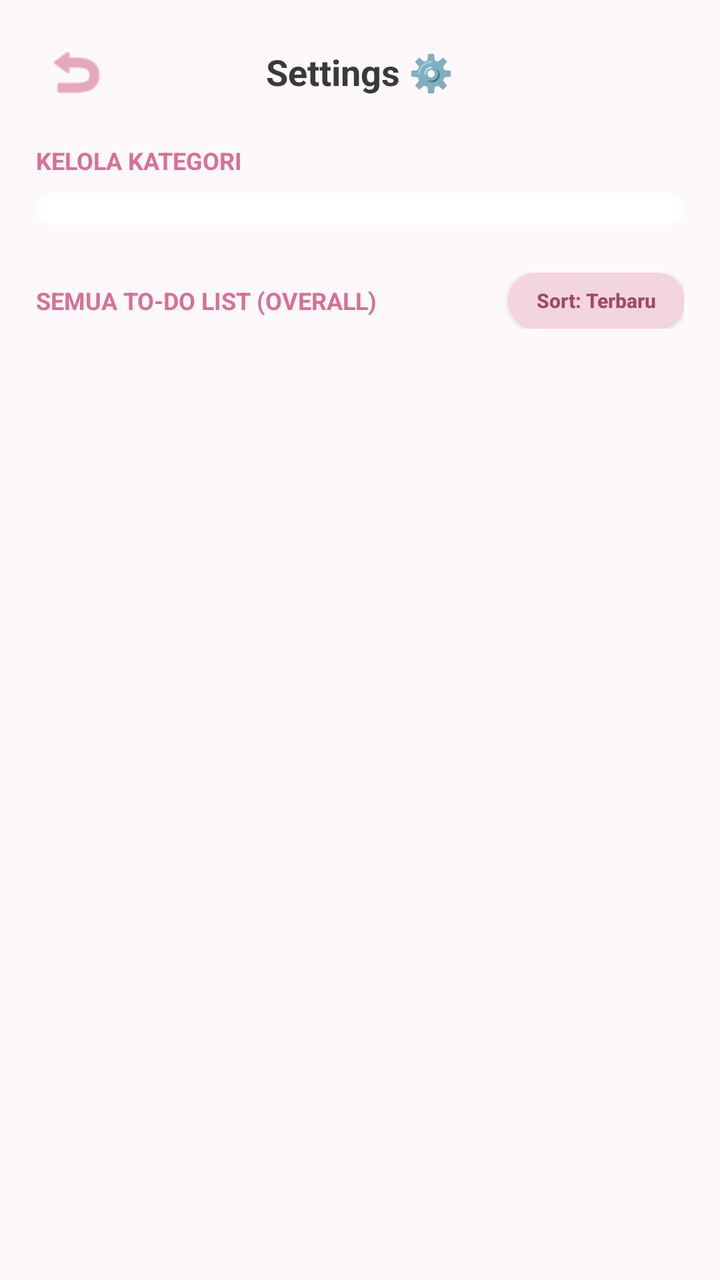
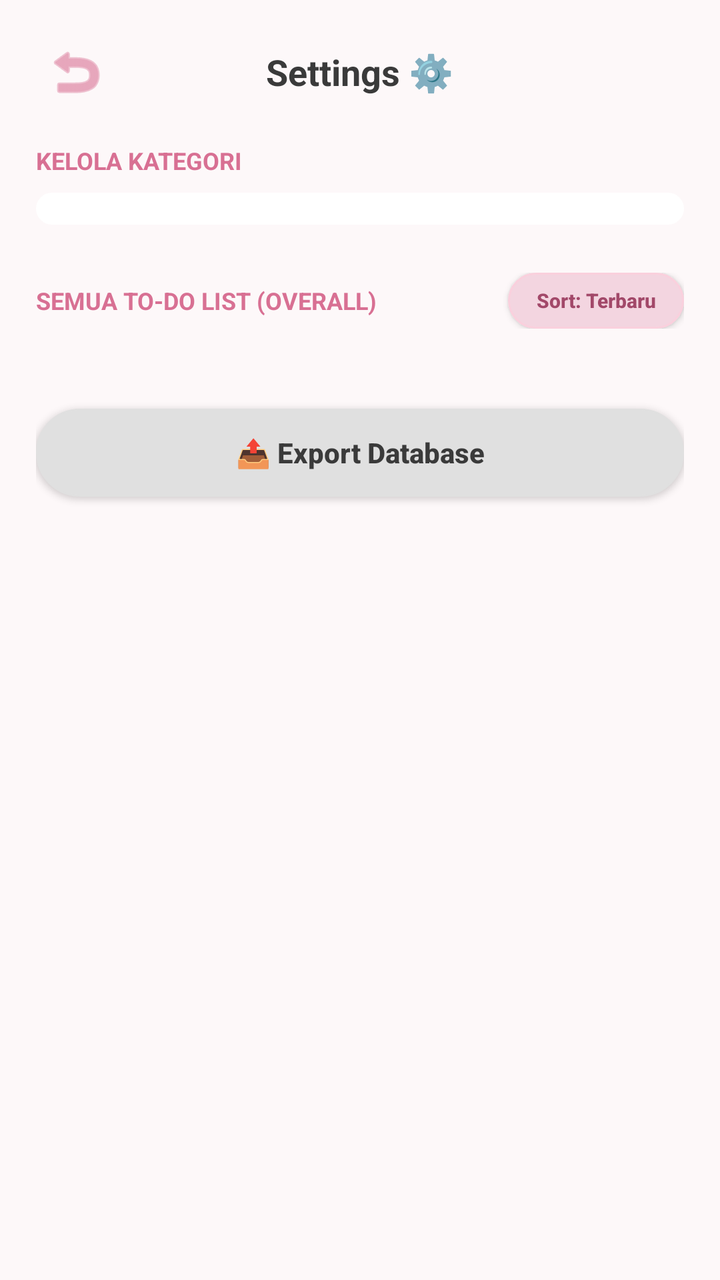

Screens rendered from an Android XML layout before and after an edit, with the pre-edit source and the edit as a unified diff.
<!-- AndroidManifest.xml: application theme Theme.Tickly -->
<!-- res/layout/activity_settings.xml -->
<?xml version="1.0" encoding="utf-8"?>
<androidx.constraintlayout.widget.ConstraintLayout xmlns:android="http://schemas.android.com/apk/res/android"
    xmlns:app="http://schemas.android.com/apk/res-auto"
    android:layout_width="match_parent"
    android:layout_height="match_parent"
    android:background="@color/pink_light"
    android:fitsSystemWindows="true">

    <androidx.constraintlayout.widget.Guideline
        android:id="@+id/gStart"
        android:layout_width="wrap_content"
        android:layout_height="wrap_content"
        android:orientation="vertical"
        app:layout_constraintGuide_percent="0.05" />

    <androidx.constraintlayout.widget.Guideline
        android:id="@+id/gEnd"
        android:layout_width="wrap_content"
        android:layout_height="wrap_content"
        android:orientation="vertical"
        app:layout_constraintGuide_percent="0.95" />

    <LinearLayout
        android:layout_width="0dp"
        android:layout_height="0dp"
        android:orientation="vertical"
        android:paddingVertical="16dp"
        app:layout_constraintStart_toStartOf="@+id/gStart"
        app:layout_constraintEnd_toEndOf="@+id/gEnd"
        app:layout_constraintTop_toTopOf="parent"
        app:layout_constraintBottom_toBottomOf="parent">

        <RelativeLayout
            android:layout_width="match_parent"
            android:layout_height="wrap_content"
            android:layout_marginBottom="16dp">
            <ImageButton
                android:id="@+id/btnBackSettings"
                android:layout_width="40dp"
                android:layout_height="40dp"
                android:background="?attr/selectableItemBackgroundBorderless"
                android:src="@android:drawable/ic_menu_revert"
                app:tint="@color/pink_primary"
                android:contentDescription="@null"/>
            <TextView
                android:layout_width="wrap_content"
                android:layout_height="wrap_content"
                android:layout_centerInParent="true"
                android:text="Settings ⚙️"
                android:textColor="@color/text_dark"
                android:textStyle="bold"
                android:textSize="18sp"/>
        </RelativeLayout>

        <androidx.core.widget.NestedScrollView
            android:layout_width="match_parent"
            android:layout_height="match_parent"
            android:fillViewport="true">
            <LinearLayout
                android:layout_width="match_parent"
                android:layout_height="wrap_content"
                android:orientation="vertical">

                <TextView
                    android:layout_width="wrap_content"
                    android:layout_height="wrap_content"
                    android:text="KELOLA KATEGORI"
                    android:textColor="@color/pink_primary"
                    android:textStyle="bold"
                    android:textSize="12sp"
                    android:layout_marginBottom="8dp"/>

                <androidx.recyclerview.widget.RecyclerView
                    android:id="@+id/rvManageCategories"
                    android:layout_width="match_parent"
                    android:layout_height="wrap_content"
                    android:background="@drawable/bg_rounded_card"
                    android:padding="8dp"
                    android:nestedScrollingEnabled="false"/>

                <RelativeLayout
                    android:layout_width="match_parent"
                    android:layout_height="wrap_content"
                    android:layout_marginTop="24dp"
                    android:layout_marginBottom="8dp">
                    <TextView
                        android:layout_width="wrap_content"
                        android:layout_height="wrap_content"
                        android:text="SEMUA TO-DO LIST (OVERALL)"
                        android:textColor="@color/pink_primary"
                        android:textStyle="bold"
                        android:textSize="12sp"
                        android:layout_alignParentStart="true"
                        android:layout_centerVertical="true"/>

                    <androidx.appcompat.widget.AppCompatButton
                        android:id="@+id/btnToggleSort"
                        android:layout_width="wrap_content"
                        android:layout_height="28dp"
                        android:layout_alignParentEnd="true"
                        android:layout_centerVertical="true"
                        android:background="@drawable/bg_filter_capsule"
                        android:text="Sort: Terbaru"
                        android:textAllCaps="false"
                        android:textColor="@color/category_text"
                        android:textSize="10sp"
                        android:textStyle="bold"
                        android:paddingHorizontal="12dp"/>
                </RelativeLayout>

                <androidx.recyclerview.widget.RecyclerView
                    android:id="@+id/rvAllTasksSettings"
                    android:layout_width="match_parent"
                    android:layout_height="wrap_content"
                    android:nestedScrollingEnabled="false"/>
            </LinearLayout>
        </androidx.core.widget.NestedScrollView>
    </LinearLayout>
</androidx.constraintlayout.widget.ConstraintLayout>
<!-- resources referenced by this layout -->
<resources>
  <color name="category_text">#A24869</color>
  <color name="pink_light">#FDF8F9</color>
  <color name="pink_primary">#D87093</color>
  <color name="text_dark">#3A3A3A</color>
  <!-- drawable bg_filter_capsule (drawable) -->
  <?xml version="1.0" encoding="utf-8"?>
  <shape xmlns:android="http://schemas.android.com/apk/res/android">
      <solid android:color="#F3D5E0" />
  
      <corners android:radius="30dp" />
  
      <stroke
          android:width="1dp"
          android:color="@color/pink_accent"/>
  </shape>
  <!-- drawable bg_rounded_card (drawable) -->
  <shape xmlns:android="http://schemas.android.com/apk/res/android">
      <solid android:color="@color/pink_card"/>
      <corners android:radius="16dp"/> </shape>
  <style name="Theme.Tickly" parent="Base.Theme.Tickly" />
  <color name="pink_accent">#FAD0DD</color>
  <color name="pink_card">#FFFFFF</color>
  <style name="Base.Theme.Tickly" parent="Theme.Material3.DayNight.NoActionBar">
          
          
      </style>
</resources>

<!-- the commit's change to res/layout/activity_settings.xml (unified diff, before → after) -->
@@ -113,6 +113,20 @@
                     android:layout_width="match_parent"
                     android:layout_height="wrap_content"
                     android:nestedScrollingEnabled="false"/>
+
+                <androidx.appcompat.widget.AppCompatButton
+                    android:id="@+id/btnExportDB"
+                    android:layout_width="match_parent"
+                    android:layout_height="44dp"
+                    android:layout_marginTop="32dp"
+                    android:layout_marginBottom="24dp"
+                    android:background="@drawable/bg_filter_capsule"
+                    android:backgroundTint="#E0E0E0"
+                    android:text="📤 Export Database"
+                    android:textColor="@color/text_dark"
+                    android:textStyle="bold"
+                    android:textAllCaps="false"/>
+
             </LinearLayout>
         </androidx.core.widget.NestedScrollView>
     </LinearLayout>
